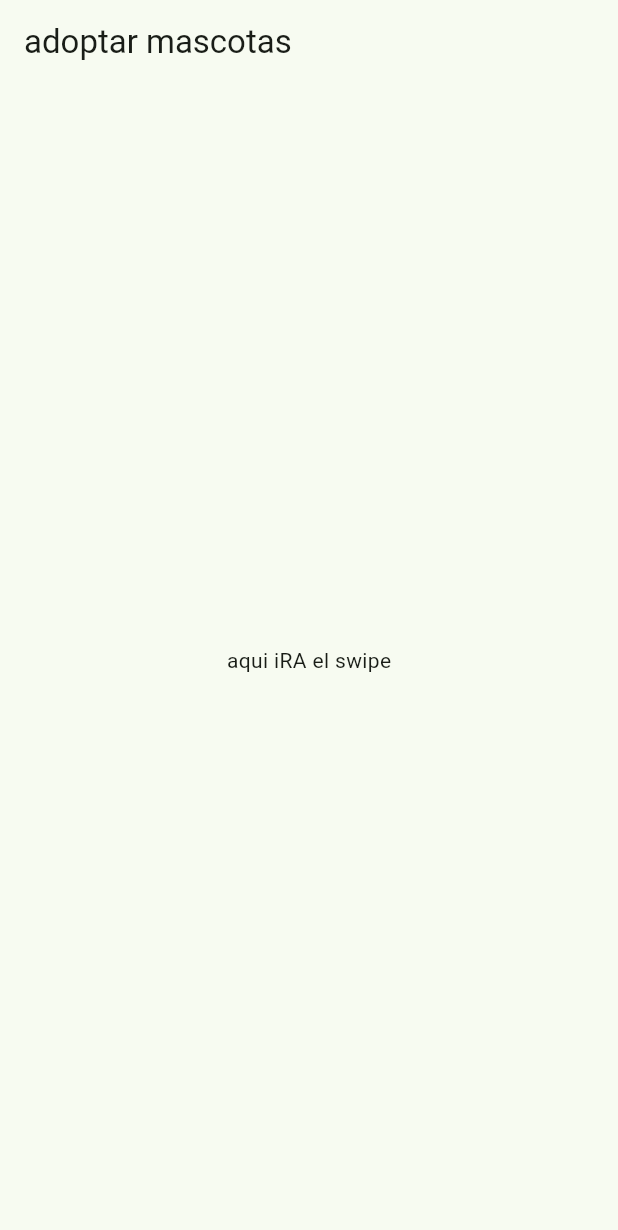
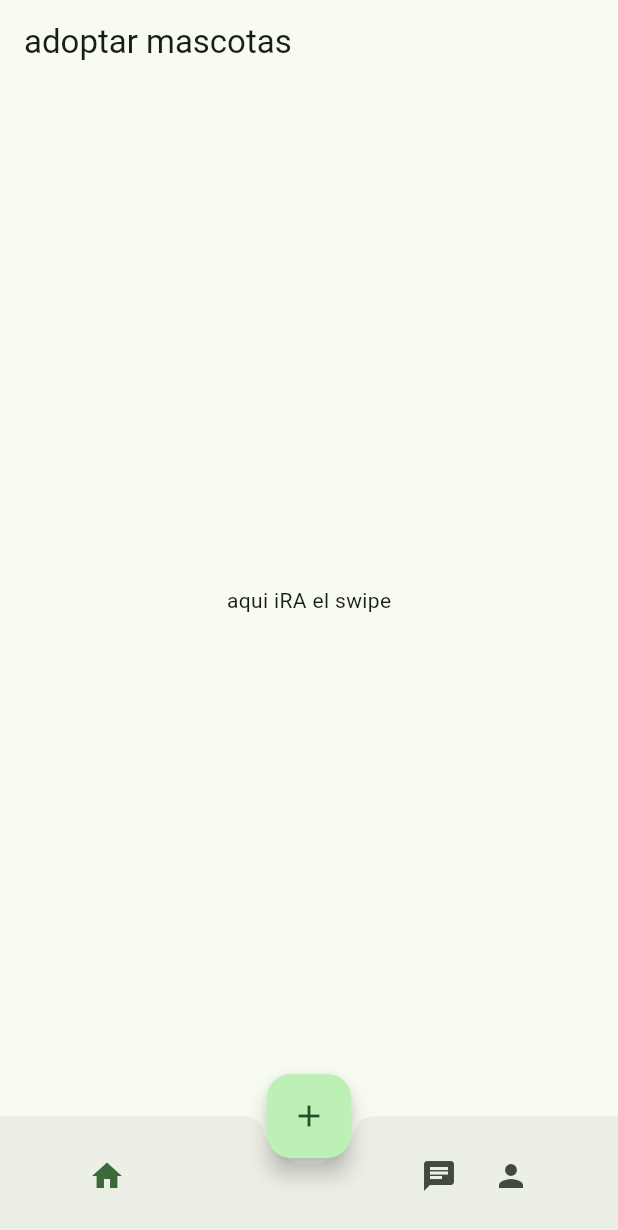
Before and after one commit to VNJZ/Proyecto_APPWEB, a Flutter app: the screen it shows after launch, on a phone screen of 412 x 824 dp. Shown: the top 1230 px of the screen. Run offline on Flutter 3.47's test engine with Material 3 defaults, Android fonts, the phone set to English and light mode, and no system bars.

Commit message:
feat: agregar NavigationBar, listado de chats y chat individual con datos mock

```diff
--- a/patitas/lib/main.dart
+++ b/patitas/lib/main.dart
@@ -1,5 +1,6 @@
 import 'package:flutter/material.dart';
-import 'screens/feed_screen.dart';  //aqui importo para mostrar las pantallas de swipe
+import 'screens/feed_screen.dart';
+import 'pantalla_mensajes.dart';
 
 void main() {
   runApp(const MainApp());
@@ -11,23 +12,83 @@ class MainApp extends StatelessWidget {
   @override
   Widget build(BuildContext context) {
     return MaterialApp(
-
-      //definimos material design 3
       theme: ThemeData(
         useMaterial3: true,
-        colorSchemeSeed: Colors.green, //COLOR TEMPORAL
+        colorSchemeSeed: Colors.green,
       ),
-
-
-      //home: const Scaffold(
-      //  body: Center(
-      //    child: Text('FUNCIONA MATERIAL DESIGN '),   //texto generico cabros CAMBIAR
-      //  ),
-      //),
-
-      home: const FeedScreen(), //LA CONEXION
-
-
+      home: const PaginaPrincipal(),
     );
   }
 }
+
+class PaginaPrincipal extends StatefulWidget {
+  const PaginaPrincipal({super.key});
+
+  @override
+  State<PaginaPrincipal> createState() => _PaginaPrincipalState();
+}
+
+class _PaginaPrincipalState extends State<PaginaPrincipal> {
+  int _paginaActual = 0;
+
+  final List<Widget> _paginas = const [
+    FeedScreen(),
+    PantallaMensajes(),
+    Center(child: Text('Perfil')),
+  ];
+
+  @override
+  Widget build(BuildContext context) {
+    return Scaffold(
+      body: _paginas[_paginaActual],
+      floatingActionButton: FloatingActionButton(
+        onPressed: () {},
+        child: const Icon(Icons.add),
+      ),
+      floatingActionButtonLocation: FloatingActionButtonLocation.centerDocked,
+      bottomNavigationBar: BottomAppBar(
+        shape: const CircularNotchedRectangle(),
+        child: Row(
+          mainAxisAlignment: MainAxisAlignment.spaceAround,
+          children: [
+            IconButton(
+              icon: Icon(
+                Icons.home,
+                color: _paginaActual == 0
+                    ? Theme.of(context).colorScheme.primary
+                    : null,
+              ),
+              onPressed: () => setState(() => _paginaActual = 0),
+              tooltip: 'Inicio',
+            ),
+            const SizedBox(width: 48),
+            Row(
+              children: [
+                IconButton(
+                  icon: Icon(
+                    Icons.chat,
+                    color: _paginaActual == 1
+                        ? Theme.of(context).colorScheme.primary
+                        : null,
+                  ),
+                  onPressed: () => setState(() => _paginaActual = 1),
+                  tooltip: 'Mensajes',
+                ),
+                IconButton(
+                  icon: Icon(
+                    Icons.person,
+                    color: _paginaActual == 2
+                        ? Theme.of(context).colorScheme.primary
+                        : null,
+                  ),
+                  onPressed: () => setState(() => _paginaActual = 2),
+                  tooltip: 'Perfil',
+                ),
+              ],
+            ),
+          ],
+        ),
+      ),
+    );
+  }
+}
```
Also changed, not shown: patitas/lib/chat_individual.dart (added, +189 -0 lines), patitas/lib/pantalla_mensajes.dart (added, +100 -0 lines).
